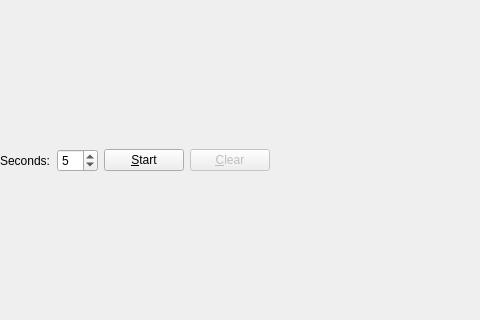
Old version of the form lightcurver.ui in the repository panoptes/lightcurve-demo; both pictures show x 0 to 480 and y 378 to 698 of the 887 by 972 pixel window.
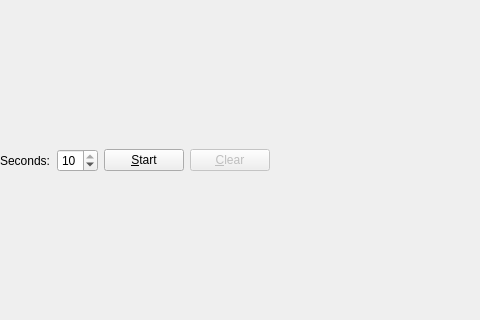
New version of the form.

Commit message: Changing some options to make run smoother

Diff of the .ui file:
```diff
--- a/lightcurver.ui
+++ b/lightcurver.ui
@@ -72,7 +72,7 @@
          <number>1</number>
         </property>
         <property name="value">
-         <number>5</number>
+         <number>10</number>
         </property>
        </widget>
       </item>
```
Left out of the diff: 12 changed lines with no effect on the pictures. The commit also changes 2 other files.
